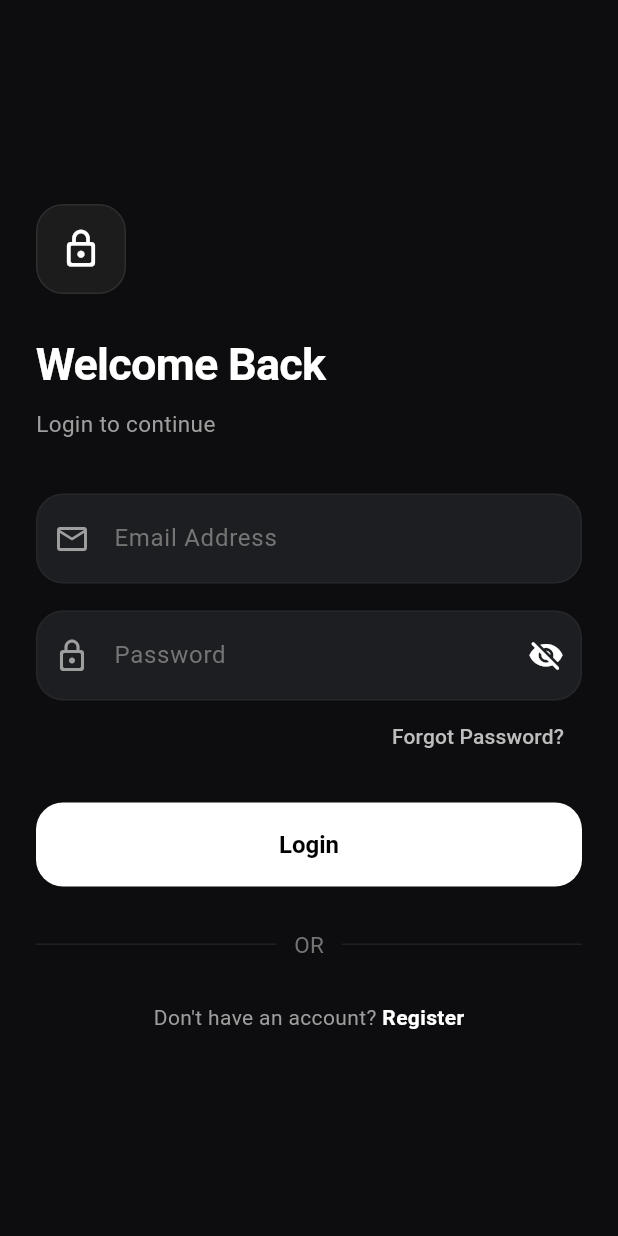
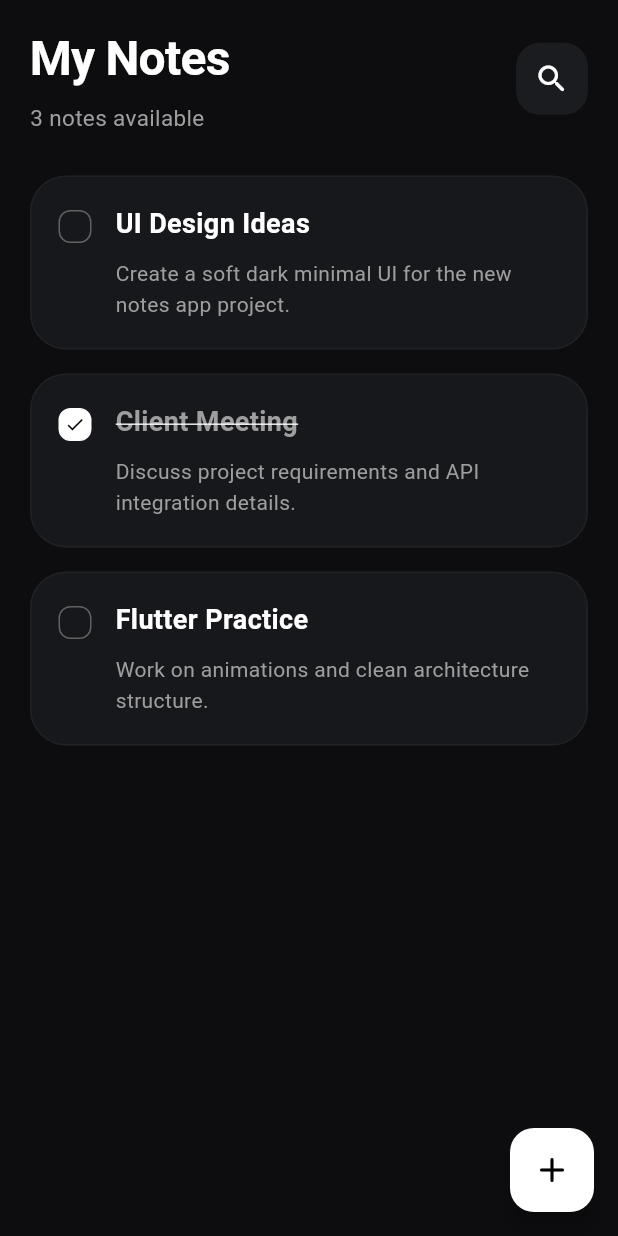
Before and after one commit to ruman-dev/inkwell_flutter, a Flutter app: the screen it shows after launch, after a tap on "Login", on a phone screen of 412 x 824 dp. Run offline on Flutter 3.47's test engine with Material 3 defaults, Android fonts, the phone set to English and light mode, and no system bars; our stand-ins replace get.

Commit message:
feat: implement home module and add navigation to task creation screen

```diff
--- a/lib/core/routes/app_pages.dart
+++ b/lib/core/routes/app_pages.dart
@@ -1,11 +1,25 @@
 import 'package:get/get.dart';
+import 'package:inkwell/core/routes/app_routes.dart';
 import 'package:inkwell/features/auth/presentation/bindings/auth_bindings.dart';
 import 'package:inkwell/features/auth/presentation/screens/auth_screen.dart';
+import 'package:inkwell/features/home/presentation/bindings/home_bindings.dart';
+import 'package:inkwell/features/home/presentation/screens/add_new_task_screen.dart';
+import 'package:inkwell/features/home/presentation/screens/home_screen.dart';
 
 final List<GetPage> pages = [
   GetPage(
-    name: '/auth',
+    name: AppRoutes.auth,
     page: () => const AuthScreen(),
     binding: AuthBindings(),
   ),
+  GetPage(
+    name: AppRoutes.home,
+    page: () => const HomeScreen(),
+    binding: HomeBindings(),
+  ),
+  GetPage(
+    name: AppRoutes.addNewTask,
+    page: () => const AddNewTaskScreen(),
+    binding: HomeBindings(),
+  ),
 ];
--- a/lib/core/routes/app_routes.dart
+++ b/lib/core/routes/app_routes.dart
@@ -2,4 +2,5 @@ class AppRoutes {
   static const splash = '/';
   static const auth = '/auth';
   static const home = '/home';
+  static const addNewTask = '/add-new-task';
 }
--- a/lib/core/themes/app_themes.dart
+++ b/lib/core/themes/app_themes.dart
@@ -23,10 +23,7 @@ class AppThemes {
           fontWeight: FontWeight.w700,
           letterSpacing: -.5,
         ),
-        bodyLarge: TextStyle(
-          color: Colors.white,
-          fontSize: 16,
-        ),
+        bodyLarge: TextStyle(color: Colors.white, fontSize: 16),
         bodyMedium: TextStyle(
           color: Color(0xFF9E9E9E), // Colors.grey.shade500
           fontSize: 15,
@@ -49,11 +46,11 @@ class AppThemes {
         ),
         enabledBorder: OutlineInputBorder(
           borderRadius: BorderRadius.circular(18),
-          borderSide: BorderSide(color: Colors.white.withOpacity(.04)),
+          borderSide: BorderSide(color: Colors.white.withValues(alpha: .04)),
         ),
         focusedBorder: OutlineInputBorder(
           borderRadius: BorderRadius.circular(18),
-          borderSide: BorderSide(color: Colors.white.withOpacity(.12)),
+          borderSide: BorderSide(color: Colors.white.withValues(alpha: .12)),
         ),
       ),
 
@@ -67,32 +64,26 @@ class AppThemes {
           shape: RoundedRectangleBorder(
             borderRadius: BorderRadius.circular(18),
           ),
-          textStyle: const TextStyle(
-            fontSize: 16,
-            fontWeight: FontWeight.w600,
-          ),
+          textStyle: const TextStyle(fontSize: 16, fontWeight: FontWeight.w600),
         ),
       ),
 
       outlinedButtonTheme: OutlinedButtonThemeData(
         style: OutlinedButton.styleFrom(
-          side: BorderSide(color: Colors.white.withOpacity(.08)),
+          side: BorderSide(color: Colors.white.withValues(alpha: .08)),
           backgroundColor: const Color(0xFF1D1E22),
           minimumSize: const Size(double.infinity, 56),
           shape: RoundedRectangleBorder(
             borderRadius: BorderRadius.circular(18),
           ),
           foregroundColor: Colors.white,
-          textStyle: const TextStyle(
-            fontSize: 15,
-            fontWeight: FontWeight.w500,
-          ),
+          textStyle: const TextStyle(fontSize: 15, fontWeight: FontWeight.w500),
         ),
       ),
 
       /// Divider Theme
       dividerTheme: DividerThemeData(
-        color: Colors.white.withOpacity(.08),
+        color: Colors.white.withValues(alpha: .08),
         thickness: 1,
       ),
     );
--- a/lib/features/auth/presentation/controllers/auth_controller.dart
+++ b/lib/features/auth/presentation/controllers/auth_controller.dart
@@ -1,5 +1,6 @@
 import 'package:flutter/material.dart';
 import 'package:get/get.dart';
+import 'package:inkwell/core/routes/app_routes.dart';
 
 class AuthController extends GetxController {
   final emailController = TextEditingController();
@@ -21,7 +22,7 @@ class AuthController extends GetxController {
   }
 
   void submit() {
-    // Handle form submission
+    Get.offAndToNamed(AppRoutes.home);
   }
 
   @override
--- a/lib/features/auth/presentation/screens/auth_screen.dart
+++ b/lib/features/auth/presentation/screens/auth_screen.dart
@@ -124,7 +124,12 @@ class AuthScreen extends GetView<AuthController> {
                         ? Align(
                             alignment: Alignment.centerRight,
                             child: TextButton(
-                              onPressed: () {},
+                              onPressed: () {
+                                Get.snackbar(
+                                  'Coming soon',
+                                  'This feature is not yet implemented.',
+                                );
+                              },
                               style: TextButton.styleFrom(
                                 foregroundColor: Colors.grey.shade400,
                               ),
--- /dev/null
+++ b/lib/features/home/data/models/task_model.dart
@@ -0,0 +1,11 @@
+class TaskModel {
+  final String title;
+  final String description;
+  final bool isCompleted;
+
+  TaskModel({
+    required this.title,
+    required this.description,
+    required this.isCompleted,
+  });
+}
--- /dev/null
+++ b/lib/features/home/presentation/bindings/home_bindings.dart
@@ -0,0 +1,9 @@
+import 'package:get/instance_manager.dart';
+import 'package:inkwell/features/home/presentation/controllers/home_controller.dart';
+
+class HomeBindings extends Bindings {
+  @override
+  void dependencies() {
+    Get.lazyPut<HomeController>(() => HomeController());
+  }
+}
--- /dev/null
+++ b/lib/features/home/presentation/controllers/home_controller.dart
@@ -0,0 +1,23 @@
+import 'package:get/get.dart';
+import 'package:inkwell/features/home/data/models/task_model.dart';
+
+class HomeController extends GetxController {
+  final taskData = <TaskModel>[
+    TaskModel(
+      title: "UI Design Ideas",
+      description:
+          "Create a soft dark minimal UI for the new notes app project.",
+      isCompleted: false,
+    ),
+    TaskModel(
+      title: "Client Meeting",
+      description: "Discuss project requirements and API integration details.",
+      isCompleted: true,
+    ),
+    TaskModel(
+      title: "Flutter Practice",
+      description: "Work on animations and clean architecture structure.",
+      isCompleted: false,
+    ),
+  ];
+}
--- /dev/null
+++ b/lib/features/home/presentation/screens/add_new_task_screen.dart
@@ -0,0 +1,15 @@
+import 'package:flutter/material.dart';
+import 'package:get/get.dart';
+import 'package:inkwell/features/home/presentation/controllers/home_controller.dart';
+
+class AddNewTaskScreen extends GetView<HomeController> {
+  const AddNewTaskScreen({super.key});
+
+  @override
+  Widget build(BuildContext context) {
+    return Scaffold(
+      appBar: AppBar(title: const Text('Add New Task')),
+      body: const Center(child: Text("Add New Task")),
+    );
+  }
+}
--- /dev/null
+++ b/lib/features/home/presentation/screens/home_screen.dart
@@ -0,0 +1,164 @@
+import 'package:flutter/material.dart';
+import 'package:get/get.dart';
+import 'package:inkwell/core/routes/app_routes.dart';
+import 'package:inkwell/features/home/presentation/controllers/home_controller.dart';
+
+class HomeScreen extends GetView<HomeController> {
+  const HomeScreen({super.key});
+
+  @override
+  Widget build(BuildContext context) {
+    return Scaffold(
+      body: SafeArea(
+        child: Padding(
+          padding: const .symmetric(horizontal: 20, vertical: 16),
+          child: Column(
+            crossAxisAlignment: .start,
+            children: [
+              /// Header
+              Row(
+                mainAxisAlignment: .spaceBetween,
+                children: [
+                  Column(
+                    crossAxisAlignment: .start,
+                    children: [
+                      const Text(
+                        'My Notes',
+                        style: TextStyle(
+                          color: Colors.white,
+                          fontSize: 32,
+                          fontWeight: FontWeight.w700,
+                          letterSpacing: -.5,
+                        ),
+                      ),
+
+                      const SizedBox(height: 6),
+
+                      Text(
+                        '${controller.taskData.length} notes available',
+                        style: TextStyle(
+                          color: Colors.grey.shade500,
+                          fontSize: 15,
+                        ),
+                      ),
+                    ],
+                  ),
+
+                  Container(
+                    height: 48,
+                    width: 48,
+                    decoration: BoxDecoration(
+                      color: const Color(0xFF1B1C20),
+                      borderRadius: BorderRadius.circular(16),
+                    ),
+                    child: const Icon(
+                      Icons.search_rounded,
+                      color: Colors.white,
+                    ),
+                  ),
+                ],
+              ),
+
+              const SizedBox(height: 28),
+
+              /// Notes List
+              Expanded(
+                child: ListView.separated(
+                  itemCount: controller.taskData.length,
+                  separatorBuilder: (_, _) => const SizedBox(height: 16),
+                  itemBuilder: (context, index) {
+                    final note = controller.taskData[index];
+
+                    return Container(
+                      padding: const EdgeInsets.all(18),
+                      decoration: BoxDecoration(
+                        color: const Color(0xFF17181C),
+                        borderRadius: BorderRadius.circular(24),
+                        border: Border.all(
+                          color: Colors.white.withValues(alpha: .04),
+                        ),
+                      ),
+                      child: Row(
+                        crossAxisAlignment: .start,
+                        children: [
+                          /// Completion Indicator
+                          Container(
+                            margin: const EdgeInsets.only(top: 4),
+                            height: 22,
+                            width: 22,
+                            decoration: BoxDecoration(
+                              color: note.isCompleted
+                                  ? Colors.white
+                                  : Colors.transparent,
+                              borderRadius: BorderRadius.circular(8),
+                              border: Border.all(
+                                color: note.isCompleted
+                                    ? Colors.white
+                                    : Colors.grey.shade700,
+                              ),
+                            ),
+                            child: note.isCompleted
+                                ? const Icon(
+                                    Icons.check,
+                                    size: 14,
+                                    color: Colors.black,
+                                  )
+                                : null,
+                          ),
+
+                          const SizedBox(width: 16),
+
+                          /// Note Content
+                          Expanded(
+                            child: Column(
+                              crossAxisAlignment: CrossAxisAlignment.start,
+                              children: [
+                                /// Title
+                                Text(
+                                  note.title,
+                                  style: TextStyle(
+                                    color: note.isCompleted
+                                        ? Colors.grey.shade500
+                                        : Colors.white,
+                                    fontSize: 18,
+                                    fontWeight: FontWeight.w600,
+                                    decoration: note.isCompleted
+                                        ? TextDecoration.lineThrough
+                                        : null,
+                                  ),
+                                ),
+
+                                const SizedBox(height: 10),
+
+                                /// Description
+                                Text(
+                                  note.description,
+                                  style: TextStyle(
+                                    color: Colors.grey.shade500,
+                                    height: 1.5,
+                                    fontSize: 14,
+                                  ),
+                                ),
+                              ],
+                            ),
+                          ),
+                        ],
+                      ),
+                    );
+                  },
+                ),
+              ),
+            ],
+          ),
+        ),
+      ),
+
+      /// Floating Button
+      floatingActionButton: FloatingActionButton(
+        onPressed: () => Get.toNamed(AppRoutes.addNewTask),
+        backgroundColor: Colors.white,
+        child: const Icon(Icons.add_rounded, color: Colors.black, size: 28),
+      ),
+    );
+  }
+}
```
